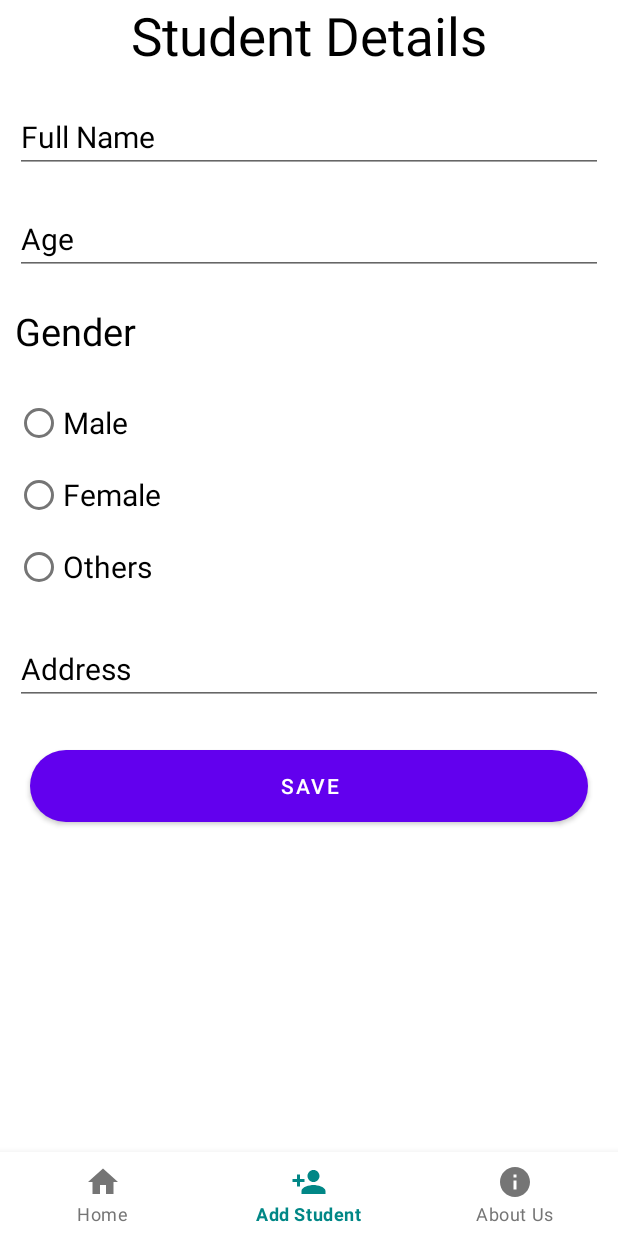
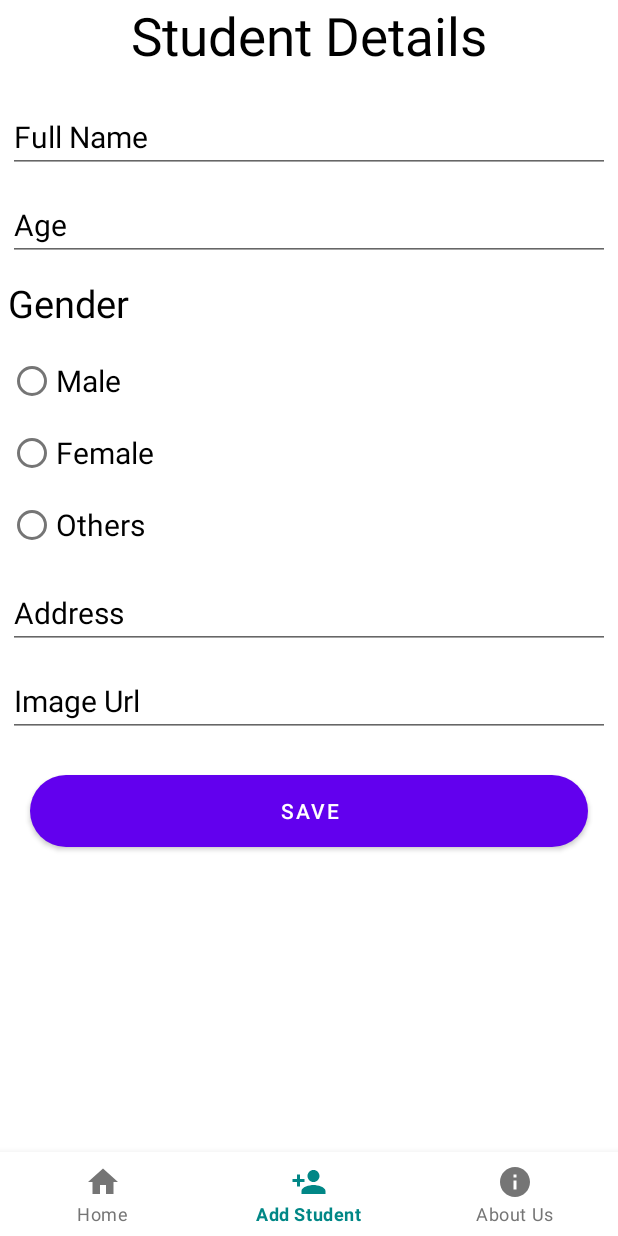
Before and after one commit to Rojan904/SoftUserClone, an Android app: the HomeFragment screen opened directly, with no data from a screen before it, item 2 of the bottom bar chosen, on a phone screen of 412 x 824 dp. Run offline under Robolectric (Android 15) with nearby library versions, the phone set to English and light mode, and no system bars; pictures from the network do not load.

Commit message:
Added imagefield.

```diff
--- a/app/src/main/java/com/rozan/softuserclone/fragments/StudentFragment.kt
+++ b/app/src/main/java/com/rozan/softuserclone/fragments/StudentFragment.kt
@@ -18,6 +18,7 @@ class StudentFragment : Fragment(),View.OnClickListener {
     private lateinit var etAge:EditText
     private lateinit var rdoGender:RadioGroup
     private lateinit var etAddress:EditText
+    private lateinit var etImage:EditText
     private lateinit var btnSave: Button
     private var gender="Male"
     var fragment=Fragment()
@@ -30,6 +31,7 @@ class StudentFragment : Fragment(),View.OnClickListener {
         etAge=view.findViewById(R.id.etAge)
         rdoGender=view.findViewById(R.id.rdoGender)
         etAddress=view.findViewById(R.id.etAddress)
+        etImage=view.findViewById(R.id.etImage)
         btnSave=view.findViewById(R.id.btnSave)
 
         rdoGender.setOnCheckedChangeListener { radioGroup, id ->
@@ -53,7 +55,7 @@ class StudentFragment : Fragment(),View.OnClickListener {
     override fun onClick(p0: View?) {
         when(p0?.id){
             R.id.btnSave -> {
-                studentList.add(Student("",etName.text.toString(), etAge.text.toString().toInt(), gender, etAddress.text.toString()))
+                studentList.add(Student(etImage.text.toString(),etName.text.toString(), etAge.text.toString().toInt(), gender, etAddress.text.toString()))
 //                val bundle = Bundle()
 //                bundle.putSerializable("studentList",studentList)
 //                fragment.arguments = bundle
--- a/app/src/main/res/layout/fragment_student.xml
+++ b/app/src/main/res/layout/fragment_student.xml
@@ -26,9 +26,9 @@
         android:textSize="20sp"
         android:textColor="@color/black"
         android:layout_marginTop="20dp"
-        android:layout_marginLeft="10dp"
-        android:layout_marginBottom="10dp"
-        android:layout_marginRight="10dp"
+        android:layout_marginLeft="5dp"
+        android:layout_marginBottom="5dp"
+        android:layout_marginRight="5dp"
         />
     <EditText
         android:id="@+id/etAge"
@@ -39,19 +39,19 @@
         android:textColorHint="@color/black"
         android:textSize="20sp"
         android:textColor="@color/black"
-        android:layout_margin="10dp"/>
+        android:layout_margin="5dp"/>
     <TextView
         android:layout_width="match_parent"
         android:layout_height="wrap_content"
         android:text="Gender"
         android:textSize="25sp"
-        android:layout_margin="10dp"
+        android:layout_margin="5dp"
         android:textColor="@color/black"/>
     <RadioGroup
         android:id="@+id/rdoGender"
         android:layout_width="match_parent"
         android:layout_height="wrap_content"
-        android:layout_margin="10dp">
+        android:layout_margin="5dp">
         <RadioButton
             android:id="@+id/rdoMale"
             android:layout_width="wrap_content"
@@ -82,7 +82,16 @@
         android:textColorHint="@color/black"
         android:textSize="20sp"
         android:textColor="@color/black"
-        android:layout_margin="10dp"/>
+        android:layout_margin="5dp"/>
+    <EditText
+        android:id="@+id/etImage"
+        android:layout_width="match_parent"
+        android:layout_height="wrap_content"
+        android:hint="Image Url"
+        android:textColorHint="@color/black"
+        android:textSize="20sp"
+        android:textColor="@color/black"
+        android:layout_margin="5dp"/>
     <Button
         android:id="@+id/btnSave"
         android:layout_width="match_parent"
```
Also changed, not shown: app/src/main/res/layout/student_layout.xml (+17 -12 lines).
